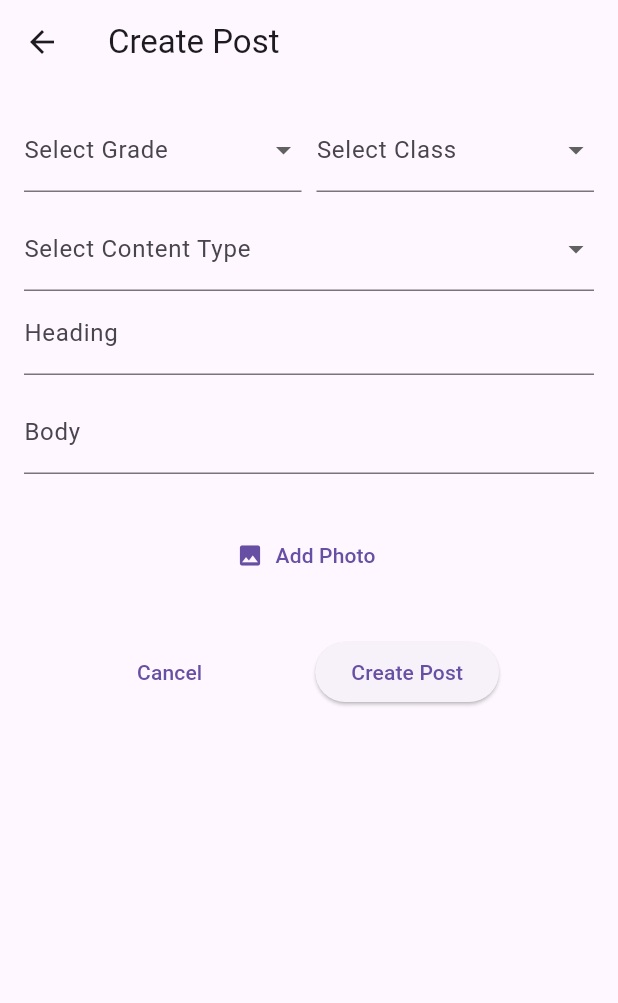
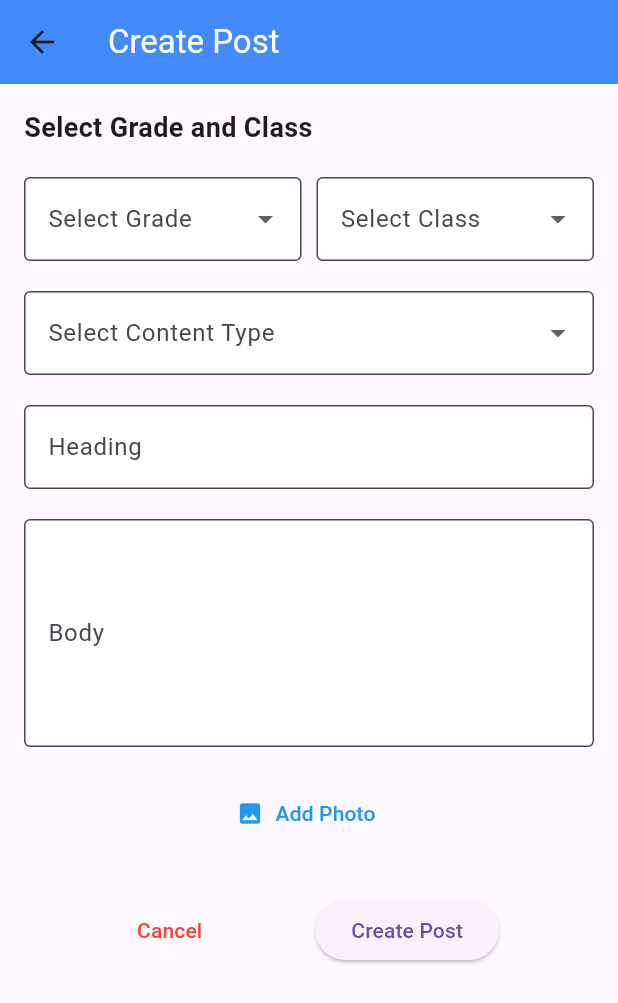
Before and after one commit to axislinn/BumbleBee-School, a Flutter app: the CreatePostScreen screen opened directly, on a phone screen of 412 x 824 dp. Shown: the top 1003 px of the screen. Run offline on Flutter 3.47's test engine with Material 3 defaults, Android fonts, the light colour scheme and no system bars; our stand-ins replace equatable, flutter_bloc, image_picker, shared_preferences; accounts and stored records are empty.

Commit message:
fixed the UI in create Post

```diff
--- a/lib/screens/createPostScreen/create_post_screen.dart
+++ b/lib/screens/createPostScreen/create_post_screen.dart
@@ -1,11 +1,11 @@
 import 'dart:io';
-import 'package:bumblebee/screens/home/home_screen.dart';
 import 'package:flutter/material.dart';
 import 'package:flutter_bloc/flutter_bloc.dart';
 import 'package:image_picker/image_picker.dart';
 import 'package:bumblebee/bloc/post_bloc/post_bloc.dart';
 import 'package:bumblebee/bloc/post_bloc/post_event.dart';
 import 'package:bumblebee/bloc/post_bloc/post_state.dart';
+import 'package:bumblebee/screens/home/home_screen.dart';
 
 class CreatePostScreen extends StatefulWidget {
   @override
@@ -27,17 +27,15 @@ class _CreatePostScreenState extends State<CreatePostScreen> {
 
   final String schoolId = 'your_school_id_here';
 
-  // Method to pick an image from the gallery
   Future<void> _pickImage() async {
     final pickedFile = await _picker.pickImage(source: ImageSource.gallery);
     if (pickedFile != null) {
       setState(() {
-        _image = File(pickedFile.path); // Set the picked image file
+        _image = File(pickedFile.path);
       });
     }
   }
 
-  // Form validation logic
   String? _validateForm() {
     if (_headingController.text.isEmpty) {
       return 'Please enter a heading';
@@ -66,12 +64,9 @@ class _CreatePostScreenState extends State<CreatePostScreen> {
           );
         } else if (state is PostSuccess) {
           Navigator.of(context).pop(); // Close the progress dialog
-
-          // After the post is created successfully, navigate to the home screen
           Navigator.of(context).pushReplacement(
             MaterialPageRoute(builder: (context) => HomeScreen()),
           );
-
           ScaffoldMessenger.of(context).showSnackBar(
               SnackBar(content: Text('Post created successfully!')));
         } else if (state is PostFailure) {
@@ -82,7 +77,8 @@ class _CreatePostScreenState extends State<CreatePostScreen> {
       },
       child: Scaffold(
         appBar: AppBar(
-          title: Text('Create Post'),
+          title: Text('Create Post', style: TextStyle(color: Colors.white)),
+          backgroundColor: Colors.blueAccent,
           leading: IconButton(
             icon: Icon(Icons.arrow_back),
             onPressed: () => Navigator.of(context).pop(),
@@ -92,9 +88,14 @@ class _CreatePostScreenState extends State<CreatePostScreen> {
           padding: const EdgeInsets.all(16.0),
           child: SingleChildScrollView(
             child: Column(
-              crossAxisAlignment: CrossAxisAlignment.center,
+              crossAxisAlignment: CrossAxisAlignment.start,
               children: [
-                // Dropdown for Grade and Class
+                Text('Select Grade and Class',
+                    style:
+                        TextStyle(fontSize: 18, fontWeight: FontWeight.bold)),
+                SizedBox(
+                  height: 20,
+                ),
                 Row(
                   children: [
                     Expanded(
@@ -109,7 +110,12 @@ class _CreatePostScreenState extends State<CreatePostScreen> {
                             selectedGrade = newValue;
                           });
                         },
-                        decoration: InputDecoration(labelText: 'Select Grade'),
+                        decoration: InputDecoration(
+                          labelText: 'Select Grade',
+                          border: OutlineInputBorder(),
+                          filled: true,
+                          fillColor: Colors.white,
+                        ),
                       ),
                     ),
                     SizedBox(width: 10),
@@ -125,14 +131,17 @@ class _CreatePostScreenState extends State<CreatePostScreen> {
                             selectedClass = newValue;
                           });
                         },
-                        decoration: InputDecoration(labelText: 'Select Class'),
+                        decoration: InputDecoration(
+                          labelText: 'Select Class',
+                          border: OutlineInputBorder(),
+                          filled: true,
+                          fillColor: Colors.white,
+                        ),
                       ),
                     ),
                   ],
                 ),
-                SizedBox(height: 10),
-
-                // Dropdown for Content Type
+                SizedBox(height: 20),
                 DropdownButtonFormField<String>(
                   value: selectedContentType,
                   items: contentTypes.map((String value) {
@@ -144,41 +153,54 @@ class _CreatePostScreenState extends State<CreatePostScreen> {
                       selectedContentType = newValue;
                     });
                   },
-                  decoration: InputDecoration(labelText: 'Select Content Type'),
+                  decoration: InputDecoration(
+                    labelText: 'Select Content Type',
+                    border: OutlineInputBorder(),
+                    filled: true,
+                    fillColor: Colors.white,
+                  ),
                 ),
-
-                // Heading TextField
+                SizedBox(height: 20),
                 TextField(
                   controller: _headingController,
-                  decoration: InputDecoration(labelText: 'Heading'),
+                  decoration: InputDecoration(
+                    labelText: 'Heading',
+                    border: OutlineInputBorder(),
+                    filled: true,
+                    fillColor: Colors.white,
+                  ),
                 ),
-
-                // Body TextField
-                SizedBox(height: 10),
+                SizedBox(height: 20),
                 TextField(
                   controller: _bodyController,
-                  decoration: InputDecoration(labelText: 'Body'),
+                  decoration: InputDecoration(
+                    labelText: 'Body',
+                    border: OutlineInputBorder(),
+                    filled: true,
+                    fillColor: Colors.white,
+                  ),
+                  maxLines: 5, // Allow multiple lines
                 ),
-
-                // Image Picker
-                SizedBox(height: 30),
-                _image != null
-                    ? Image.file(_image!,
-                        height: 300, width: 300, fit: BoxFit.cover)
-                    : TextButton.icon(
-                        icon: Icon(Icons.photo),
-                        label: Text('Add Photo'),
-                        onPressed: _pickImage, // Open image picker
-                      ),
-
-                // Action buttons (Cancel and Create Post)
+                SizedBox(height: 20),
+                Center(
+                  child: _image != null
+                      ? Image.file(_image!,
+                          height: 300, width: 300, fit: BoxFit.cover)
+                      : TextButton.icon(
+                          icon: Icon(Icons.photo, color: Colors.blue),
+                          label: Text('Add Photo',
+                              style: TextStyle(color: Colors.blue)),
+                          onPressed: _pickImage,
+                        ),
+                ),
                 SizedBox(height: 30),
                 Row(
                   mainAxisAlignment: MainAxisAlignment.spaceEvenly,
                   children: [
                     TextButton(
                       onPressed: () => Navigator.of(context).pop(),
-                      child: Text('Cancel'),
+                      child:
+                          Text('Cancel', style: TextStyle(color: Colors.red)),
                     ),
                     ElevatedButton(
                       onPressed: () {
@@ -187,15 +209,13 @@ class _CreatePostScreenState extends State<CreatePostScreen> {
                           ScaffoldMessenger.of(context).showSnackBar(
                               SnackBar(content: Text(validationError)));
                         } else {
-                          // Dispatch CreatePost event with the selected image
                           context.read<PostBloc>().add(CreatePost(
                                 heading: _headingController.text,
                                 body: _bodyController.text,
                                 contentType: selectedContentType!,
                                 classId: selectedClass!,
                                 schoolId: schoolId,
-                                contentPicture:
-                                    _image, // Pass the selected image
+                                contentPicture: _image,
                               ));
                         }
                       },
```
